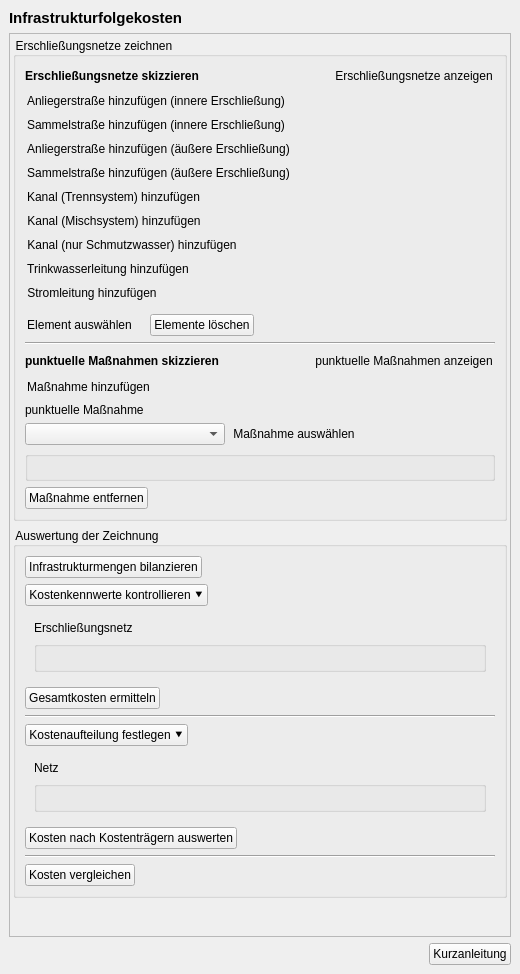
Above: projektchecktools/ui/ProjektCheck_dockwidget_analysis_06-IFK.ui from projektcheck/ProjektCheck-QGIS before the change. Below: the same form after it.
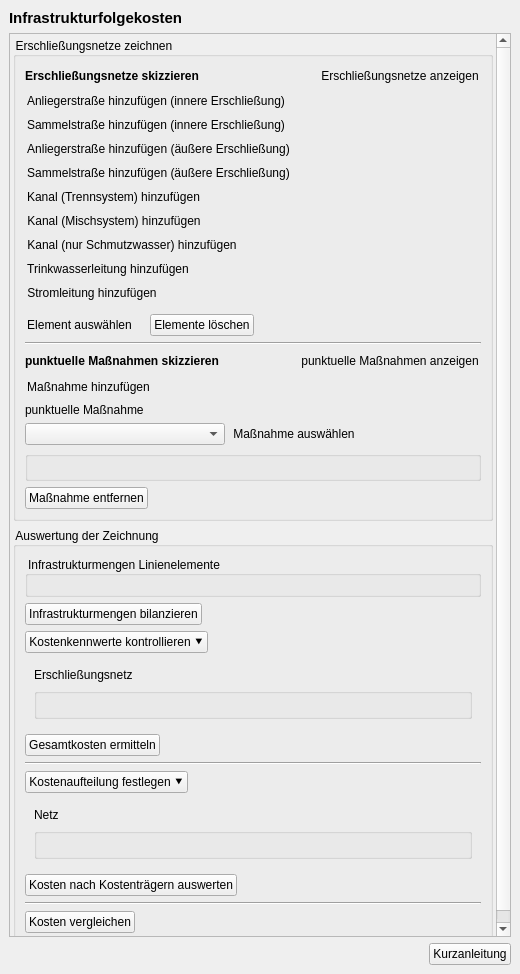
That is the form after the change. Icons and pictures are not drawn. Custom widgets are drawn as their Qt base class.

Diff of the .ui file:
```diff
--- a/projektchecktools/ui/ProjektCheck_dockwidget_analysis_06-IFK.ui
+++ b/projektchecktools/ui/ProjektCheck_dockwidget_analysis_06-IFK.ui
@@ -96,8 +96,8 @@
         <rect>
          <x>0</x>
          <y>0</y>
-         <width>506</width>
-         <height>900</height>
+         <width>493</width>
+         <height>945</height>
         </rect>
        </property>
        <layout class="QVBoxLayout" name="verticalLayout_2">
@@ -970,6 +970,14 @@
            <property name="bottomMargin">
             <number>9</number>
            </property>
+           <item>
+            <widget class="QGroupBox" name="mengen_params_group">
+             <property name="title">
+              <string>Infrastrukturmengen Linienelemente</string>
+             </property>
+             <layout class="QVBoxLayout" name="verticalLayout_7"/>
+            </widget>
+           </item>
            <item>
             <widget class="QPushButton" name="infrastrukturmengen_button">
              <property name="sizePolicy">
```
